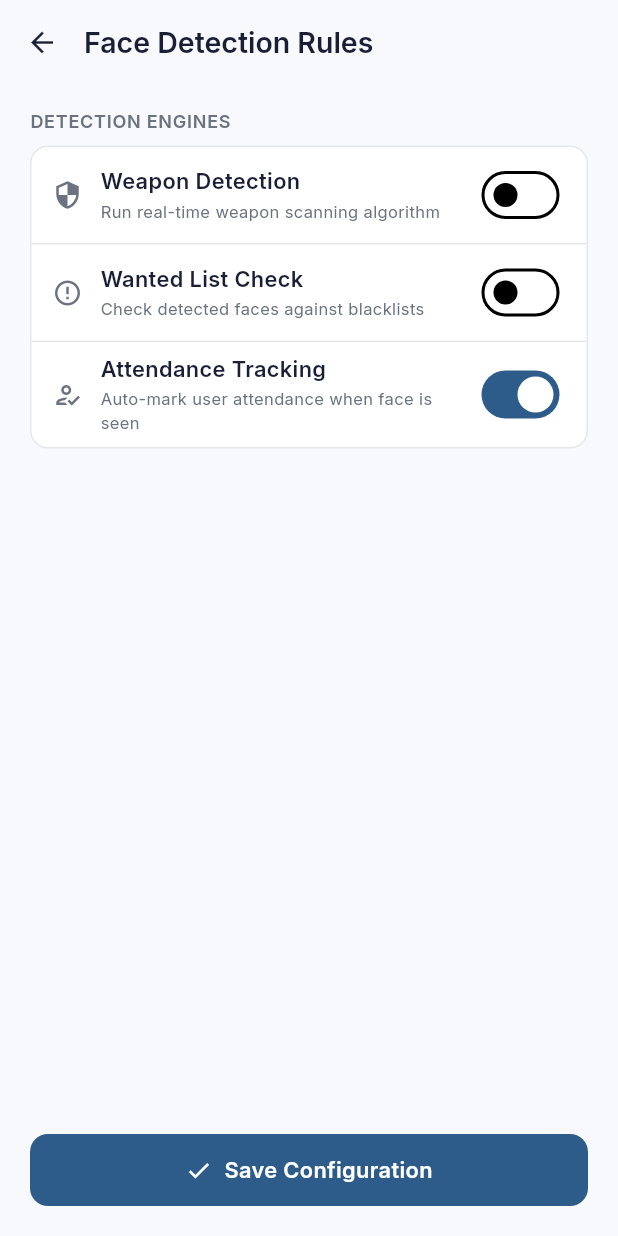
After one commit to abhishekghotekar/app, a Flutter app: the DetectionSettingsScreen screen opened directly, on a phone screen of 412 x 824 dp. The commit adds this screen. Run offline on Flutter 3.47's test engine with Material 3 defaults, Android fonts, the phone set to English and light mode, and no system bars; our stand-ins replace camera, fl_chart, flutter_blue_plus, google_fonts, permission_handler, shared_preferences; missing offline and left inert: flutter_blue_classic, flutter_web_bluetooth, wifi_scan; accounts and stored records are empty; network calls fail; key blocks and very long unbroken strings in the code were emptied for the run.

Commit message:
all proper

```diff
--- a/lib/models/api_user.dart
+++ b/lib/models/api_user.dart
@@ -67,7 +67,7 @@ class ApiUser {
 
     return ApiUser(
       id:                 finalId,
-      clientId:           parsedClientId ?? _str(json, ['client_id', 'clientId']) ?? 'edb3ac03-5d77-45ac-a187-794ae63f1ef4',
+      clientId:           parsedClientId ?? _str(json, ['client_id', 'clientId']) ?? '571bf643-60d5-4e9c-9c99-b8a52ca1832a',
       fullName:           _str(json, ['full_name', 'fullName', 'name']) ?? 'Unknown',
       status:             _str(json, ['status']) ?? 'active',
       registrationStatus: _str(json, ['registration_status', 'registrationStatus']) ?? 'unregistered',
--- /dev/null
+++ b/lib/screens/rules/detection_settings_screen.dart
@@ -0,0 +1,298 @@
+import 'package:flutter/material.dart';
+
+import '../../services/face_register_api.dart';
+import '../../theme/app_colors.dart';
+import '../../theme/app_icons.dart';
+import '../../theme/app_text_styles.dart';
+import '../../widgets/app_app_bar.dart';
+import '../../widgets/app_card.dart';
+import '../../widgets/primary_button.dart';
+
+class DetectionSettingsScreen extends StatefulWidget {
+  const DetectionSettingsScreen({super.key});
+
+  @override
+  State<DetectionSettingsScreen> createState() =>
+      _DetectionSettingsScreenState();
+}
+
+class _DetectionSettingsScreenState extends State<DetectionSettingsScreen> {
+  bool _loading = true;
+  bool _saving = false;
+  String? _error;
+
+  bool _weaponEnabled = false;
+  bool _wantedEnabled = false;
+  bool _attendanceEnabled = true;
+
+  @override
+  void initState() {
+    super.initState();
+    _loadConfig();
+  }
+
+  Future<void> _loadConfig() async {
+    setState(() {
+      _loading = true;
+      _error = null;
+    });
+
+    try {
+      final config = await FaceRegisterApi.getConfig();
+      if (mounted) {
+        setState(() {
+          _weaponEnabled = config['weapon_detection_enabled'] ?? false;
+          _wantedEnabled = config['wanted_detection_enabled'] ?? false;
+          _attendanceEnabled = config['attendance_enabled'] ?? true;
+          _loading = false;
+        });
+      }
+    } catch (e) {
+      if (mounted) {
+        setState(() {
+          _error = e.toString();
+          _loading = false;
+        });
+      }
+    }
+  }
+
+  Future<void> _saveConfig() async {
+    setState(() => _saving = true);
+
+    try {
+      await FaceRegisterApi.updateConfig(
+        weaponDetectionEnabled: _weaponEnabled,
+        wantedDetectionEnabled: _wantedEnabled,
+        attendanceEnabled: _attendanceEnabled,
+      );
+
+      if (mounted) {
+        ScaffoldMessenger.of(context).showSnackBar(
+          SnackBar(
+            content: Row(
+              children: [
+                const Icon(LucideIcons.circleCheck, color: Colors.white, size: 18),
+                const SizedBox(width: 10),
+                const Text('Configuration saved successfully!',
+                    style: TextStyle(color: Colors.white, fontSize: 13.5)),
+              ],
+            ),
+            backgroundColor: AppColors.success,
+            behavior: SnackBarBehavior.floating,
+            shape: RoundedRectangleBorder(borderRadius: BorderRadius.circular(10)),
+            margin: const EdgeInsets.all(16),
+            duration: const Duration(seconds: 2),
+          ),
+        );
+        Navigator.of(context).pop();
+      }
+    } catch (e) {
+      if (mounted) {
+        ScaffoldMessenger.of(context).showSnackBar(
+          SnackBar(
+            content: Row(
+              children: [
+                const Icon(LucideIcons.circleAlert, color: Colors.white, size: 18),
+                const SizedBox(width: 10),
+                Expanded(
+                  child: Text('Failed to save config: $e',
+                      style: const TextStyle(color: Colors.white, fontSize: 13.5)),
+                ),
+              ],
+            ),
+            backgroundColor: AppColors.danger,
+            behavior: SnackBarBehavior.floating,
+            shape: RoundedRectangleBorder(borderRadius: BorderRadius.circular(10)),
+            margin: const EdgeInsets.all(16),
+            duration: const Duration(seconds: 3),
+          ),
+        );
+      }
+    } finally {
+      if (mounted) setState(() => _saving = false);
+    }
+  }
+
+  @override
+  Widget build(BuildContext context) {
+    return Scaffold(
+      appBar: const AppAppBar(title: 'Face Detection Rules', showBack: true),
+      backgroundColor: AppColors.background,
+      body: SafeArea(
+        child: _loading
+            ? const Center(child: CircularProgressIndicator(color: AppColors.primary))
+            : _error != null
+                ? _buildErrorView()
+                : _buildConfigForm(),
+      ),
+    );
+  }
+
+  Widget _buildErrorView() {
+    return Center(
+      child: Padding(
+        padding: const EdgeInsets.all(24),
+        child: Column(
+          mainAxisSize: MainAxisSize.min,
+          children: [
+            const Icon(LucideIcons.alertTriangle, size: 40, color: AppColors.danger),
+            const SizedBox(height: 12),
+            Text(
+              'Failed to load configuration',
+              style: AppTextStyles.bodyStrong,
+              textAlign: TextAlign.center,
+            ),
+            const SizedBox(height: 4),
+            Text(
+              _error!,
+              style: AppTextStyles.caption,
+              textAlign: TextAlign.center,
+            ),
+            const SizedBox(height: 20),
+            ElevatedButton.icon(
+              onPressed: _loadConfig,
+              icon: const Icon(LucideIcons.refreshCw, size: 14),
+              label: const Text('Retry'),
+              style: ElevatedButton.styleFrom(
+                backgroundColor: AppColors.primary,
+                foregroundColor: Colors.white,
+                shape: RoundedRectangleBorder(
+                  borderRadius: BorderRadius.circular(8),
+                ),
+              ),
+            ),
+          ],
+        ),
+      ),
+    );
+  }
+
+  Widget _buildConfigForm() {
+    return Column(
+      children: [
+        Expanded(
+          child: ListView(
+            padding: const EdgeInsets.fromLTRB(20, 16, 20, 28),
+            children: [
+              Text('DETECTION ENGINES', style: AppTextStyles.label),
+              const SizedBox(height: 8),
+              AppCard(
+                padding: EdgeInsets.zero,
+                child: Column(
+                  children: [
+                    // Weapon Detection
+                    Padding(
+                      padding: const EdgeInsets.symmetric(
+                          horizontal: 14, vertical: 8),
+                      child: Row(
+                        children: [
+                          const Icon(LucideIcons.shieldAlert,
+                              size: 20, color: AppColors.textSecondary),
+                          const SizedBox(width: 12),
+                          Expanded(
+                            child: Column(
+                              crossAxisAlignment: CrossAxisAlignment.start,
+                              children: [
+                                Text('Weapon Detection',
+                                    style: AppTextStyles.bodyStrong),
+                                const SizedBox(height: 2),
+                                const Text('Run real-time weapon scanning algorithm',
+                                    style: TextStyle(
+                                        color: AppColors.textSecondary,
+                                        fontSize: 11)),
+                              ],
+                            ),
+                          ),
+                          Switch.adaptive(
+                            value: _weaponEnabled,
+                            activeTrackColor: AppColors.primary,
+                            onChanged: (v) => setState(() => _weaponEnabled = v),
+                          ),
+                        ],
+                      ),
+                    ),
+                    const Divider(height: 1, color: AppColors.border),
+                    // Wanted Detection
+                    Padding(
+                      padding: const EdgeInsets.symmetric(
+                          horizontal: 14, vertical: 8),
+                      child: Row(
+                        children: [
+                          const Icon(LucideIcons.circleAlert,
+                              size: 20, color: AppColors.textSecondary),
+                          const SizedBox(width: 12),
+                          Expanded(
+                            child: Column(
+                              crossAxisAlignment: CrossAxisAlignment.start,
+                              children: [
+                                Text('Wanted List Check',
+                                    style: AppTextStyles.bodyStrong),
+                                const SizedBox(height: 2),
+                                const Text('Check detected faces against blacklists',
+                                    style: TextStyle(
+                                        color: AppColors.textSecondary,
+                                        fontSize: 11)),
+                              ],
+                            ),
+                          ),
+                          Switch.adaptive(
+                            value: _wantedEnabled,
+                            activeTrackColor: AppColors.primary,
+                            onChanged: (v) => setState(() => _wantedEnabled = v),
+                          ),
+                        ],
+                      ),
+                    ),
+                    const Divider(height: 1, color: AppColors.border),
+                    // Attendance Enabled
+                    Padding(
+                      padding: const EdgeInsets.symmetric(
+                          horizontal: 14, vertical: 8),
+                      child: Row(
+                        children: [
+                          const Icon(LucideIcons.userCheck,
+                              size: 20, color: AppColors.textSecondary),
+                          const SizedBox(width: 12),
+                          Expanded(
+                            child: Column(
+                              crossAxisAlignment: CrossAxisAlignment.start,
+                              children: [
+                                Text('Attendance Tracking',
+                                    style: AppTextStyles.bodyStrong),
+                                const SizedBox(height: 2),
+                                const Text('Auto-mark user attendance when face is seen',
+                                    style: TextStyle(
+                                        color: AppColors.textSecondary,
+                                        fontSize: 11)),
+                              ],
+                            ),
+                          ),
+                          Switch.adaptive(
+                            value: _attendanceEnabled,
+                            activeTrackColor: AppColors.primary,
+                            onChanged: (v) => setState(() => _attendanceEnabled = v),
+                          ),
+                        ],
+                      ),
+                    ),
+                  ],
+                ),
+              ),
+            ],
+          ),
+        ),
+        // Save Button Footer
+        Padding(
+          padding: const EdgeInsets.all(20),
+          child: PrimaryButton(
+            label: 'Save Configuration',
+            onPressed: _saving ? null : _saveConfig,
+            loading: _saving,
+            icon: _saving ? null : LucideIcons.check,
+          ),
+        ),
+      ],
+    );
+  }
+}
--- a/lib/screens/settings/settings_screen.dart
+++ b/lib/screens/settings/settings_screen.dart
@@ -8,6 +8,7 @@ import '../../widgets/app_card.dart';
 import '../../widgets/user_avatar.dart';
 import '../auth/login_screen.dart';
 import '../rules/rules_list_screen.dart';
+import '../rules/detection_settings_screen.dart';
 import 'account_settings_screen.dart';
 import 'device_settings_screen.dart';
 import 'notification_settings_screen.dart';
@@ -69,6 +70,8 @@ class SettingsScreen extends StatelessWidget {
         _group(context, [
           _Row(LucideIcons.zap, 'Automation Rules',
               onTap: () => _push(context, const RulesListScreen())),
+          _Row(LucideIcons.shieldAlert, 'Face Detection Rules',
+              onTap: () => _push(context, const DetectionSettingsScreen())),
         ]),
         const SizedBox(height: 24),
         AppCard(
--- a/lib/services/face_register_api.dart
+++ b/lib/services/face_register_api.dart
@@ -2,6 +2,7 @@ import 'dart:convert';
 import 'dart:io';
 
 import 'package:http/http.dart' as http;
+import 'auth_storage.dart';
 
 /// Thrown when face registration fails with a user-readable message.
 class FaceRegisterException implements Exception {
@@ -24,16 +25,56 @@ class FaceRegisterApi {
   FaceRegisterApi._();
 
   /// Change this to your current ngrok URL.
-  static const String baseUrl = 'https://baap-tunnel-13-201-117-192.nip.io';
+  static const String baseUrl = 'https://baap-tunnel.150-241-245-243.nip.io';
 
   /// The client (organisation) ID for all face API calls.
-  static const String clientId = 'edb3ac03-5d77-45ac-a187-794ae63f1ef4';
+  static const String clientId = '571bf643-60d5-4e9c-9c99-b8a52ca1832a';
+
+  static Map<String, dynamic>? _parseJwt(String token) {
+    try {
+      final parts = token.split('.');
+      if (parts.length < 2) return null;
+      String payload = parts[1];
+
+      int padLength = 4 - (payload.length % 4);
+      if (padLength < 4) {
+        payload += '=' * padLength;
+      }
+
+      final decoded = utf8.decode(base64Url.decode(payload));
+      return jsonDecode(decoded) as Map<String, dynamic>;
+    } catch (_) {
+      return null;
+    }
+  }
+
+  static Future<String> getActiveClientId() async {
+    try {
+      final token = await AuthStorage.accessToken();
+      if (token != null && token.isNotEmpty) {
+        final decoded = _parseJwt(token);
+        if (decoded != null && decoded.containsKey('clients')) {
+          final clients = decoded['clients'] as Map<String, dynamic>?;
+          if (clients != null && clients.isNotEmpty) {
+            if (clients.containsKey(clientId)) {
+              return clientId;
+            }
+            return clients.keys.first;
+          }
+        }
+      }
+    } catch (_) {}
+    return clientId;
+  }
 
   static Future<void> register({
     required String userId,
     required String clientId,
     required String fullName,
     required List<File> imageFiles,
+    bool attendance = true,
+    bool weapon = false,
+    bool wanted = false,
   }) async {
     if (imageFiles.isEmpty) {
       throw FaceRegisterException('At least one face photo is required.');
@@ -45,7 +86,10 @@ class FaceRegisterApi {
       ..headers['accept'] = 'application/json'
       ..fields['employee_id'] = userId.trim()
       ..fields['client_id'] = clientId.trim()
-      ..fields['full_name'] = fullName.trim();
+      ..fields['full_name'] = fullName.trim()
+      ..fields['attendance'] = attendance.toString()
+      ..fields['weapon'] = weapon.toString()
+      ..fields['wanted'] = wanted.toString();
 
     for (final file in imageFiles) {
       request.files.add(await http.MultipartFile.fromPath('files', file.path));
@@ -79,8 +123,9 @@ class FaceRegisterApi {
   ///
   /// API: DELETE /face/client/{clientId}/users/{userId}
   static Future<void> unregister({required String userId}) async {
+    final activeClientId = await getActiveClientId();
     final uri = Uri.parse(
-      '$baseUrl/face/client/$clientId/users/${Uri.encodeComponent(userId)}',
+      '$baseUrl/face/client/$activeClientId/users/${Uri.encodeComponent(userId)}',
     );
 
     late http.Response response;
@@ -121,10 +166,11 @@ class FaceRegisterApi {
   static Future<UnregisterAllResult> unregisterAll({
     void Function(int done, int total, String? error)? onProgress,
   }) async {
+    final activeClientId = await getActiveClientId();
     // 1. Fetch all users (all registration statuses)
     late http.Response listResponse;
     try {
-      final uri = Uri.parse('$baseUrl/face/client/$clientId/users').replace(
+      final uri = Uri.parse('$baseUrl/face/client/$activeClientId/users').replace(
         queryParameters: {
           'page': '1',
           'limit': '200',
@@ -206,6 +252,75 @@ class FaceRegisterApi {
   }
 
   static dynamic _jsonDecode(String src) => jsonDecode(src);
+
+  // ─────────────────────────────────────────────────────────────────────────
+  // Config
+  // ─────────────────────────────────────────────────────────────────────────
+
+  /// Fetches the current face configurations.
+  static Future<Map<String, bool>> getConfig() async {
+    final uri = Uri.parse('$baseUrl/face/config');
+    try {
+      final response = await http.get(
+        uri,
+        headers: {
+          'accept': 'application/json',
+          'ngrok-skip-browser-warning': 'true',
+        },
+      ).timeout(const Duration(seconds: 15));
+
+      if (response.statusCode == 200 || response.statusCode == 201) {
+        final decoded = jsonDecode(response.body) as Map<String, dynamic>;
+        return {
+          'weapon_detection_enabled': decoded['weapon_detection_enabled'] as bool? ?? false,
+          'wanted_detection_enabled': decoded['wanted_detection_enabled'] as bool? ?? false,
+          'attendance_enabled': decoded['attendance_enabled'] as bool? ?? false,
+        };
+      }
+    } catch (_) {}
+    // Return default map if GET fails or is not implemented
+    return {
+      'weapon_detection_enabled': false,
+      'wanted_detection_enabled': false,
+      'attendance_enabled': true,
+    };
+  }
+
+  /// Updates the face configurations.
+  static Future<void> updateConfig({
+    required bool weaponDetectionEnabled,
+    required bool wantedDetectionEnabled,
+    required bool attendanceEnabled,
+  }) async {
+    final uri = Uri.parse('$baseUrl/face/config');
+    final payload = {
+      'weapon_detection_enabled': weaponDetectionEnabled,
+      'wanted_detection_enabled': wantedDetectionEnabled,
+      'attendance_enabled': attendanceEnabled,
+    };
+
+    late http.Response response;
+    try {
+      response = await http.post(
+        uri,
+        headers: {
+          'accept': 'application/json',
+          'content-type': 'application/json',
+        },
+        body: jsonEncode(payload),
+      ).timeout(const Duration(seconds: 15));
+    } catch (e) {
+      throw FaceRegisterException('Network error while updating configuration.\n($e)');
+    }
+
+    if (response.statusCode == 200 || response.statusCode == 201) {
+      return; // success
+    }
+
+    throw FaceRegisterException(
+      'Failed to update configuration (${response.statusCode}):\n${response.body}',
+    );
+  }
 }
 
 /// Result returned by [FaceRegisterApi.unregisterAll].
--- a/lib/services/user_list_api.dart
+++ b/lib/services/user_list_api.dart
@@ -61,8 +61,9 @@ class UserListApi {
         'registration_status': registrationStatus,
     };
 
+    final activeClientId = await FaceRegisterApi.getActiveClientId();
     final uri = Uri.parse(
-      '${FaceRegisterApi.baseUrl}/face/client/${FaceRegisterApi.clientId}/users',
+      '${FaceRegisterApi.baseUrl}/face/client/$activeClientId/users',
     ).replace(queryParameters: queryParams);
 
     late http.Response response;
--- a/lib/services/whatsapp_rules_api.dart
+++ b/lib/services/whatsapp_rules_api.dart
@@ -13,7 +13,7 @@ import '../models/whatsapp_rule.dart';
 class WhatsAppRulesApi {
   WhatsAppRulesApi._();
 
-  static const String _baseUrl = 'https://baap-tunnel-13-201-117-192.nip.io';
+  static const String _baseUrl = 'https://baap-tunnel.150-241-245-243.nip.io';
   static const String _rulesPath = '/whatsapp/rules';
 
   static const Map<String, String> _defaultHeaders = {
```
Also changed, not shown: lib/screens/users/add_user_screen.dart (+124 -28 lines).
